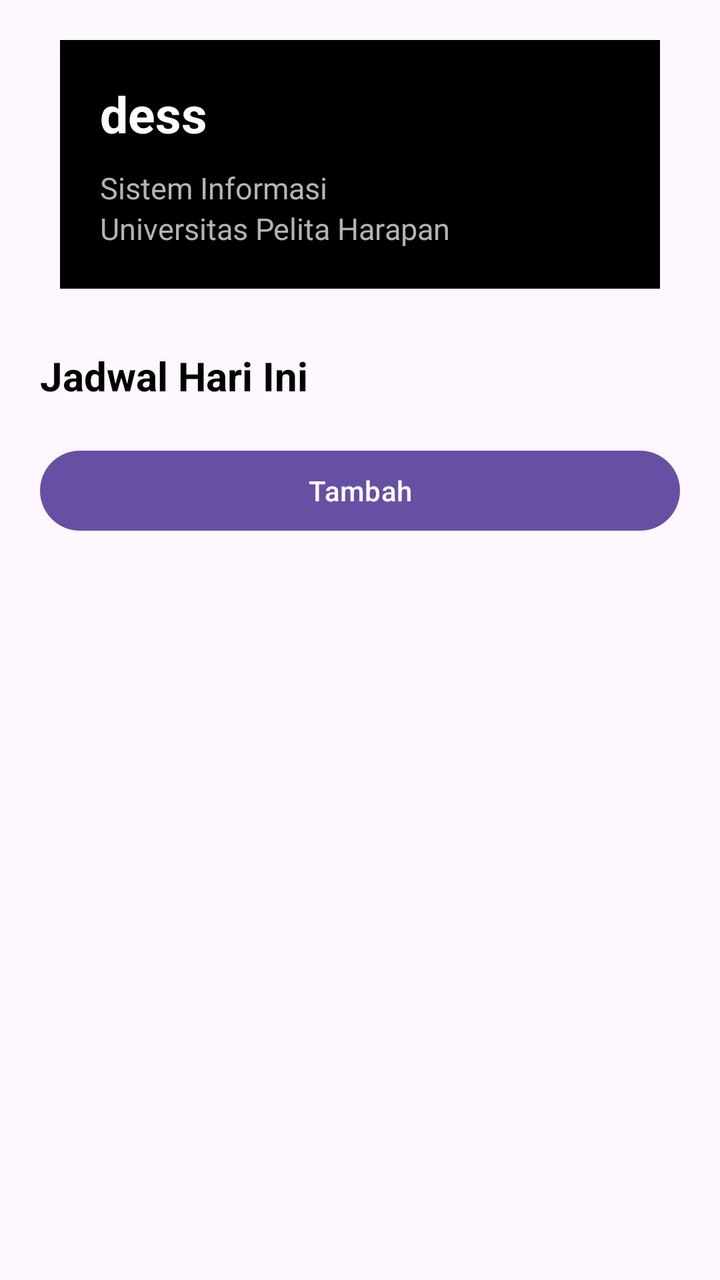
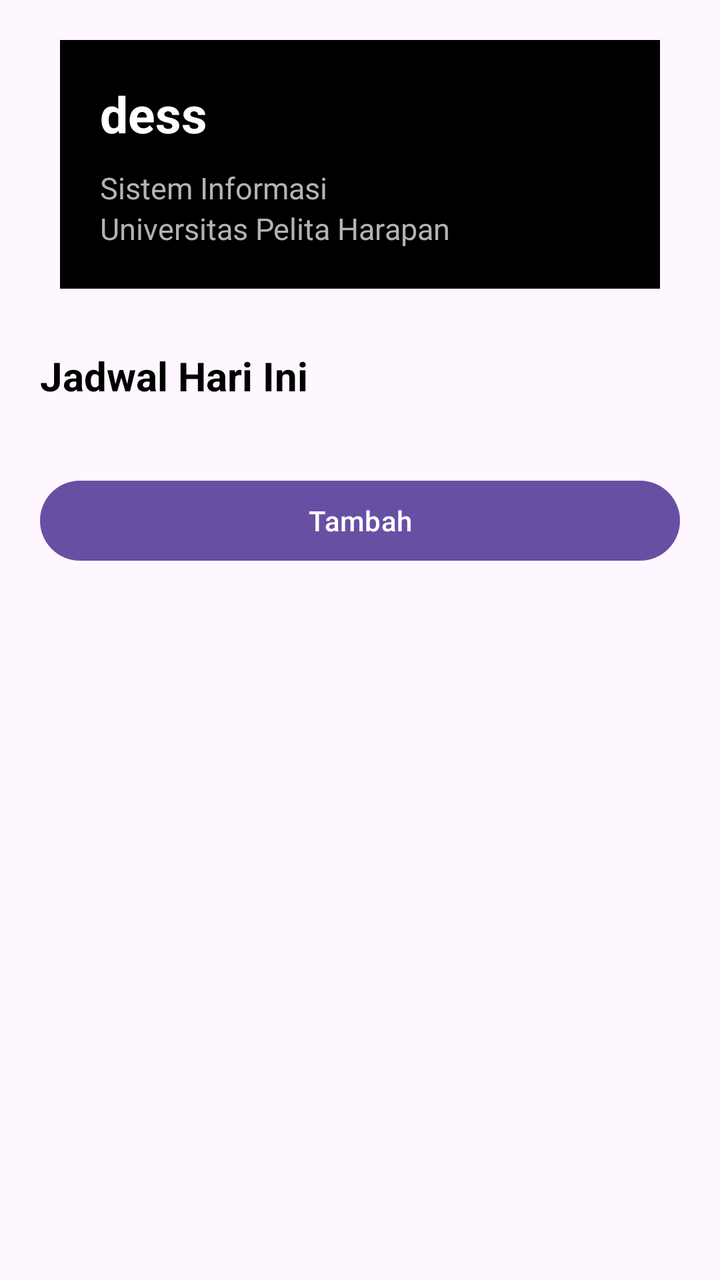

Compare the two renders of this Android layout. The source of the first and the diff that turns it into the second are given below.
<!-- AndroidManifest.xml: application theme Theme.UTS_Vicenzo -->
<!-- res/layout/activity_main.xml -->
<?xml version="1.0" encoding="utf-8"?>
<androidx.constraintlayout.widget.ConstraintLayout xmlns:android="http://schemas.android.com/apk/res/android"
    xmlns:app="http://schemas.android.com/apk/res-auto"
    xmlns:tools="http://schemas.android.com/tools"
    android:id="@+id/main"
    android:layout_width="match_parent"
    android:layout_height="match_parent"
    tools:context=".MainActivity">

    <LinearLayout
        android:layout_width="match_parent"
        android:layout_height="wrap_content"
        android:gravity="center"
        android:padding="20dp"
        android:orientation="vertical">
        <LinearLayout
            android:layout_width="300dp"
            android:background="@color/black"
            android:layout_height="wrap_content"
            android:padding="20dp"
            android:orientation="vertical">
            <TextView
                android:textColor="@color/white"
                android:layout_width="match_parent"
                android:layout_height="wrap_content"
                android:textSize="25sp"
                android:layout_marginBottom="10dp"
                android:textStyle="bold"
                android:text="dess"/>
            <TextView
                android:layout_width="match_parent"
                android:layout_height="wrap_content"
                android:textSize="15sp"
                android:textColor="#b5b3b3"
                android:text="Sistem Informasi"/>
            <TextView
                android:layout_width="match_parent"
                android:layout_height="wrap_content"
                android:textSize="15sp"
                android:textColor="#b3b3b3"
                android:text="Universitas Pelita Harapan"/>
        </LinearLayout>

        <LinearLayout
            android:layout_width="match_parent"
            android:layout_height="wrap_content"
            android:layout_marginTop="30dp"
            android:orientation="vertical">
            <TextView
                android:layout_width="match_parent"
                android:layout_height="wrap_content"
                android:text="Jadwal Hari Ini"
                android:textSize="20sp"
                android:textColor="@color/black"
                android:textStyle="bold"/>
            <androidx.recyclerview.widget.RecyclerView
                android:layout_width="match_parent"
                android:layout_height="wrap_content"
                android:id="@+id/rcyKegiatan"/>
            <Button
                android:layout_width="match_parent"
                android:layout_height="wrap_content"
                android:layout_marginTop="20dp"
                android:text="Tambah"
                android:id="@+id/btnTambah"/>
        </LinearLayout>
    </LinearLayout>

</androidx.constraintlayout.widget.ConstraintLayout>
<!-- resources referenced by this layout -->
<resources>
  <color name="black">#FF000000</color>
  <color name="white">#FFFFFFFF</color>
  <style name="Theme.UTS_Vicenzo" parent="Base.Theme.UTS_Vicenzo" />
  <style name="Base.Theme.UTS_Vicenzo" parent="Theme.Material3.DayNight.NoActionBar">
          
          
      </style>
</resources>

<!-- the commit's change to res/layout/activity_main.xml (unified diff, before → after) -->
@@ -50,6 +50,7 @@
                 android:layout_width="match_parent"
                 android:layout_height="wrap_content"
                 android:text="Jadwal Hari Ini"
+                android:layout_marginBottom="15dp"
                 android:textSize="20sp"
                 android:textColor="@color/black"
                 android:textStyle="bold"/>
